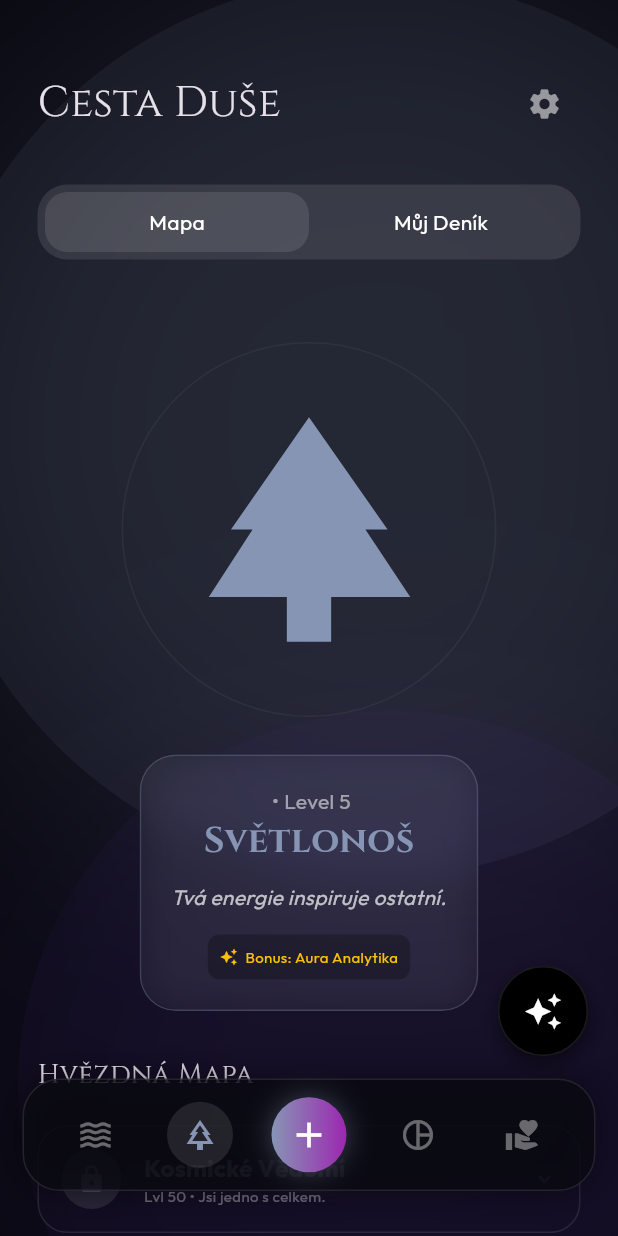
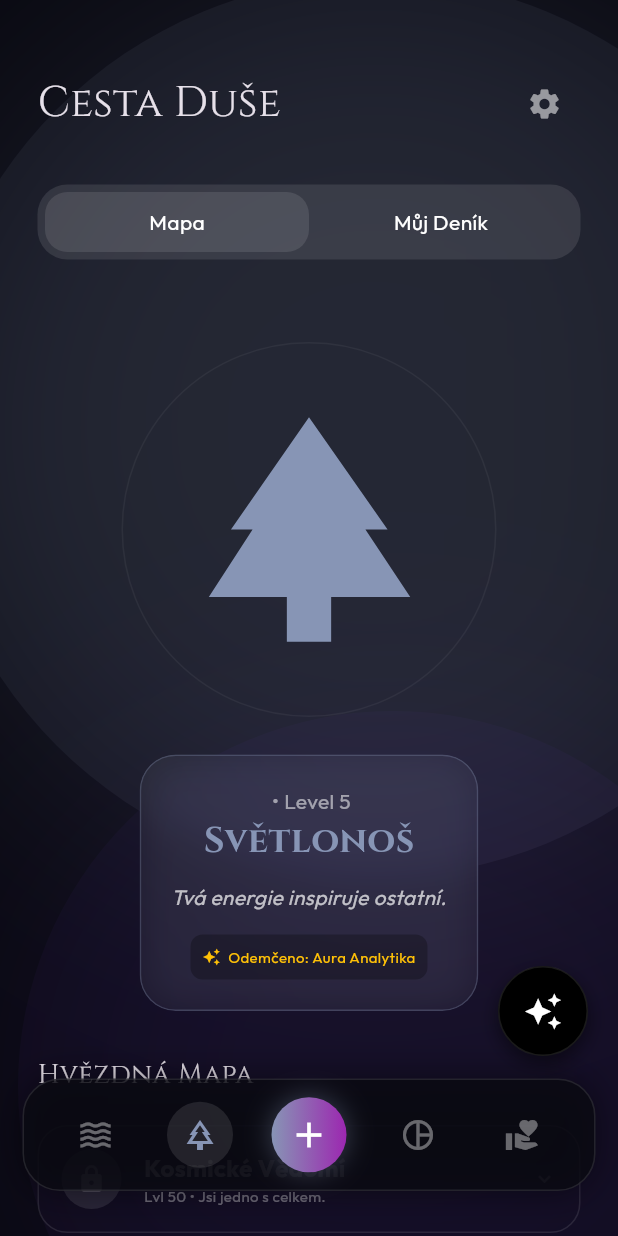
Before and after one commit to meagoah/Praya_MVP, a Flutter app: the MainLayout screen opened directly, after a tap on "SVĚTLONOŠ", on a phone screen of 412 x 824 dp. Run offline on Flutter 3.47's test engine with Material 3 defaults, Android fonts, the phone set to English and light mode, and no system bars; drawn by our look-alikes of flutter_animate; our stand-ins replace google_fonts; network calls fail.

Commit message:
Fix: Charity Button & Aura Button finally merged

```diff
--- a/lib/screens/app_screens.dart
+++ b/lib/screens/app_screens.dart
@@ -11,7 +11,7 @@ import '../providers/app_state.dart';
 import '../widgets/base_widgets.dart';
 import '../models/data_models.dart';
 import '../widgets/energy_button.dart';
-import '../widgets/charity_button.dart';
+import '../widgets/charity_button.dart'; // Tento soubor už máš, teď ho konečně použijeme!
 
 // --- 1. ROOT & ONBOARDING ---
 
@@ -131,10 +131,10 @@ class MainLayout extends StatelessWidget {
           const LivingBackground(),
           SafeArea(child: IndexedStack(index: state.navIndex, children: pages)),
 
-          if (MediaQuery.of(context).viewInsets.bottom == 0)
+          // Zobrazit Dock a Auru jen když není klávesnice (aby nezacláněly)
+          if (MediaQuery.of(context).viewInsets.bottom == 0) ...[
             Align(alignment: Alignment.bottomCenter, child: _buildAdvancedDock(context, state)),
 
-          if (MediaQuery.of(context).viewInsets.bottom == 0)
             Positioned(
               bottom: 120, right: 20,
               child: GestureDetector(
@@ -151,6 +151,7 @@ class MainLayout extends StatelessWidget {
                  .boxShadow(duration: 4000.ms, curve: Curves.easeInOutSine, begin: BoxShadow(color: state.moodColor.withValues(alpha: 0.0), blurRadius: 0, spreadRadius: 0), end: BoxShadow(color: state.moodColor.withValues(alpha: 0.6), blurRadius: 30, spreadRadius: 5)),
               ),
             )
+          ]
         ],
       ),
     );
@@ -233,11 +234,7 @@ class HomeFeedScreen extends StatelessWidget {
         Row(mainAxisAlignment: MainAxisAlignment.spaceBetween, children: [
           IconButton(icon: Icon(item.isSaved ? Icons.bookmark : Icons.bookmark_border, color: item.isSaved ? state.moodColor.withValues(alpha: 1.0) : Colors.white54), onPressed: () { state.toggleSave(item.id); ScaffoldMessenger.of(context).showSnackBar(SnackBar(content: Text(item.isSaved ? "Uloženo do Deníku" : "Odstraněno"))); }),
           IconButton(icon: const Icon(Icons.share, color: Colors.white54), onPressed: () => ScaffoldMessenger.of(context).showSnackBar(const SnackBar(content: Text("Sdílení...")))),
-          EnergyButton(
-            color: state.moodColor,
-            isCompleted: item.isLiked,
-            onComplete: () => state.dischargePrayer(item.id),
-          )
+          EnergyButton(color: state.moodColor, isCompleted: item.isLiked, onComplete: () => state.dischargePrayer(item.id))
         ])
       ])),
     );
@@ -279,19 +276,11 @@ class JourneyScreen extends StatelessWidget {
         GlassPanel(glow: true, child: Column(children: [
           Text("${state.nickname} • Level ${state.level}", style: GoogleFonts.outfit(color: Colors.white54)),
           Text(currentLvl.title, style: GoogleFonts.cinzel(fontSize: 24, fontWeight: FontWeight.bold, color: state.moodColor)),
-          const SizedBox(height: 10),
-          // ZDE BYLA CHYBA: description -> subtitle
-          Text(currentLvl.subtitle, textAlign: TextAlign.center, style: const TextStyle(color: Colors.white70, fontStyle: FontStyle.italic)),
-          const SizedBox(height: 15), Container(padding: const EdgeInsets.all(8), decoration: BoxDecoration(color: Colors.black26, borderRadius: BorderRadius.circular(8)), child: Row(mainAxisSize: MainAxisSize.min, children: [const Icon(Icons.auto_awesome, size: 12, color: Colors.amber), const SizedBox(width: 5), Text("Bonus: ${currentLvl.perk}", style: const TextStyle(fontSize: 10, color: Colors.amber))]))
+          const SizedBox(height: 10), Text(currentLvl.subtitle, textAlign: TextAlign.center, style: const TextStyle(color: Colors.white70, fontStyle: FontStyle.italic)),
+          const SizedBox(height: 15), Container(padding: const EdgeInsets.all(8), decoration: BoxDecoration(color: Colors.black26, borderRadius: BorderRadius.circular(8)), child: Row(mainAxisSize: MainAxisSize.min, children: [const Icon(Icons.auto_awesome, size: 12, color: Colors.amber), const SizedBox(width: 5), Text("Odemčeno: ${currentLvl.perk}", style: const TextStyle(fontSize: 10, color: Colors.amber))]))
         ])),
         const SizedBox(height: 30), Align(alignment: Alignment.centerLeft, child: Text("Hvězdná Mapa", style: GoogleFonts.cinzel(fontSize: 18))), const SizedBox(height: 20),
-        ...state.milestones.map((milestone) {
-          var data = state.getLevelData(milestone);
-          bool unlocked = state.level >= milestone;
-          bool isCurrent = state.level == milestone;
-          // Předáváme správně detailedDescription do description
-          return Column(children: [_ExpandableNode(lvl: milestone, title: data.title, subtitle: data.subtitle, description: data.detailedDescription, perk: data.perk, unlocked: unlocked, isCurrent: isCurrent, color: state.moodColor), if (milestone != 1) _buildLine(active: unlocked)]);
-        }), const SizedBox(height: 100)
+        ...state.milestones.map((milestone) { var data = state.getLevelData(milestone); bool unlocked = state.level >= milestone; bool isCurrent = state.level == milestone; return Column(children: [_ExpandableNode(lvl: milestone, title: data.title, subtitle: data.subtitle, description: data.detailedDescription, perk: data.perk, unlocked: unlocked, isCurrent: isCurrent, color: state.moodColor), if (milestone != 1) _buildLine(active: unlocked)]); }), const SizedBox(height: 100)
       ] else ...[
         if (state.savedPosts.isEmpty) const Padding(padding: EdgeInsets.only(top: 50), child: Text("Prázdný deník.", style: TextStyle(color: Colors.white38))),
         ...state.savedPosts.map((item) => Container(margin: const EdgeInsets.only(bottom: 15), child: GlassPanel(child: Column(crossAxisAlignment: CrossAxisAlignment.start, children: [
@@ -308,37 +297,23 @@ class JourneyScreen extends StatelessWidget {
   void _showEditProfileDialog(BuildContext context, AppState state) { TextEditingController nameCtrl = TextEditingController(text: state.nickname); FaithType tempFaith = state.faith; showDialog(context: context, builder: (ctx) => StatefulBuilder(builder: (context, setState) { return AlertDialog(backgroundColor: const Color(0xFF101015), title: const Text("Upravit", style: TextStyle(color: Colors.white)), content: Column(mainAxisSize: MainAxisSize.min, children: [TextField(controller: nameCtrl, style: const TextStyle(color: Colors.white), decoration: const InputDecoration(labelText: "Jméno", labelStyle: TextStyle(color: Colors.white54))), const SizedBox(height: 20), Wrap(spacing: 8, children: FaithType.values.map((f) { bool selected = tempFaith == f; return ChoiceChip(label: Text(f.toString().split('.').last.toUpperCase()), selected: selected, selectedColor: Colors.white, backgroundColor: Colors.black26, onSelected: (v) => setState(() => tempFaith = f)); }).toList())]), actions: [TextButton(onPressed: () { context.read<AppState>().updateProfile(nameCtrl.text, tempFaith); Navigator.pop(ctx); }, child: const Text("Uložit"))]); })); }
 }
 
-// --- ROZBALOVACÍ UZEL (PRIVÁTNÍ WIDGET) ---
+// --- EXPANDABLE NODE (PRIVÁTNÍ) ---
 class _ExpandableNode extends StatefulWidget {
-  final int lvl;
-  final String title;
-  final String subtitle;
-  final String description;
-  final String perk;
-  final bool unlocked;
-  final bool isCurrent;
-  final Color color;
-
+  final int lvl; final String title; final String subtitle; final String description; final String perk; final bool unlocked; final bool isCurrent; final Color color;
   const _ExpandableNode({required this.lvl, required this.title, required this.subtitle, required this.description, required this.perk, required this.unlocked, required this.isCurrent, required this.color});
-  @override
-  State<_ExpandableNode> createState() => _ExpandableNodeState();
+  @override State<_ExpandableNode> createState() => _ExpandableNodeState();
 }
-
 class _ExpandableNodeState extends State<_ExpandableNode> {
   bool isExpanded = false;
-  @override
-  Widget build(BuildContext context) {
-    return GestureDetector(
-      onTap: () { setState(() => isExpanded = !isExpanded); HapticFeedback.lightImpact(); },
-      child: AnimatedContainer(duration: 300.ms, padding: const EdgeInsets.all(15), decoration: BoxDecoration(color: isExpanded ? Colors.white.withValues(alpha: 0.08) : (widget.unlocked ? Colors.white.withValues(alpha: 0.03) : Colors.transparent), borderRadius: BorderRadius.circular(20), border: Border.all(color: widget.isCurrent ? widget.color : (widget.unlocked ? Colors.white24 : Colors.white10)), boxShadow: widget.isCurrent ? [BoxShadow(color: widget.color.withValues(alpha: 0.2), blurRadius: 15)] : []), child: Column(crossAxisAlignment: CrossAxisAlignment.start, children: [
+  @override Widget build(BuildContext context) {
+    return GestureDetector(onTap: () { setState(() => isExpanded = !isExpanded); HapticFeedback.lightImpact(); }, child: AnimatedContainer(duration: 300.ms, padding: const EdgeInsets.all(15), decoration: BoxDecoration(color: isExpanded ? Colors.white.withValues(alpha: 0.08) : (widget.unlocked ? Colors.white.withValues(alpha: 0.03) : Colors.transparent), borderRadius: BorderRadius.circular(20), border: Border.all(color: widget.isCurrent ? widget.color : (widget.unlocked ? Colors.white24 : Colors.white10)), boxShadow: widget.isCurrent ? [BoxShadow(color: widget.color.withValues(alpha: 0.2), blurRadius: 15)] : []), child: Column(crossAxisAlignment: CrossAxisAlignment.start, children: [
           Row(children: [Container(width: 40, height: 40, decoration: BoxDecoration(color: widget.unlocked ? widget.color : Colors.white10, shape: BoxShape.circle), child: Icon(widget.unlocked ? (widget.isCurrent ? Icons.place : Icons.check) : Icons.lock, color: widget.unlocked ? Colors.white : Colors.white24, size: 20)), const SizedBox(width: 15), Expanded(child: Column(crossAxisAlignment: CrossAxisAlignment.start, children: [Text(widget.title, style: TextStyle(color: widget.unlocked ? Colors.white : Colors.white38, fontWeight: FontWeight.bold, fontSize: 16)), Text("Lvl ${widget.lvl} • ${widget.subtitle}", maxLines: 1, overflow: TextOverflow.ellipsis, style: const TextStyle(color: Colors.white38, fontSize: 10))])), Icon(isExpanded ? Icons.expand_less : Icons.expand_more, color: Colors.white24, size: 16)]),
           AnimatedCrossFade(firstChild: const SizedBox.shrink(), secondChild: Column(crossAxisAlignment: CrossAxisAlignment.start, children: [const SizedBox(height: 15), const Divider(color: Colors.white10), const SizedBox(height: 10), Text(widget.description, style: const TextStyle(color: Colors.white70, height: 1.4, fontSize: 13)), const SizedBox(height: 15), Container(padding: const EdgeInsets.all(10), decoration: BoxDecoration(color: Colors.black26, borderRadius: BorderRadius.circular(10)), child: Row(children: [Icon(Icons.auto_awesome, size: 14, color: widget.color), const SizedBox(width: 10), Expanded(child: Text("Odměna: ${widget.perk}", style: TextStyle(color: widget.color, fontSize: 12, fontWeight: FontWeight.bold)))]))]), crossFadeState: isExpanded ? CrossFadeState.showSecond : CrossFadeState.showFirst, duration: 300.ms)
-      ])),
-    );
+      ])));
   }
 }
 
-// C. CREATE SCREEN
+// C. CREATE SCREEN (FIXED KEYBOARD PADDING)
 class CreateScreen extends StatefulWidget { const CreateScreen({super.key}); @override State<CreateScreen> createState() => _CreateScreenState(); }
 class _CreateScreenState extends State<CreateScreen> { double _stressVal = 5; final _ctrl = TextEditingController(); @override Widget build(BuildContext context) {
   return Scaffold(
@@ -406,7 +381,7 @@ class TrendChartPainter extends CustomPainter {
   @override bool shouldRepaint(covariant CustomPainter oldDelegate) => false;
 }
 
-// E. CHARITY SCREEN (S CHARITY BUTTON)
+// E. CHARITY SCREEN (S OPRAVENÝM TLAČÍTKEM)
 class CharityScreen extends StatelessWidget { const CharityScreen({super.key}); @override Widget build(BuildContext context) { var state = context.watch<AppState>(); return SingleChildScrollView(padding: const EdgeInsets.all(20), child: Column(children: [const SizedBox(height: 20), Text("Dopad", style: GoogleFonts.cinzel(fontSize: 28)), const SizedBox(height: 30),
         Container(padding: const EdgeInsets.all(25), decoration: BoxDecoration(gradient: const LinearGradient(colors: [Color(0xFF6C63FF), Color(0xFF00D2FF)]), borderRadius: BorderRadius.circular(25), boxShadow: [BoxShadow(color: const Color(0xFF00D2FF).withValues(alpha: 0.4), blurRadius: 20)]), child: Column(children: [
             Row(mainAxisAlignment: MainAxisAlignment.spaceBetween, children: [Column(crossAxisAlignment: CrossAxisAlignment.start, children: [const Text("Tvůj generovaný dopad", style: TextStyle(color: Colors.white70)), Text("${state.totalImpactMoney.toInt()} Kč", style: const TextStyle(fontSize: 32, fontWeight: FontWeight.bold))]), const Icon(Icons.volunteer_activism, size: 40, color: Colors.white)]),
@@ -415,8 +390,9 @@ class CharityScreen extends StatelessWidget { const CharityScreen({super.key});
         const SizedBox(height: 30), ...state.charityProjects.map((p) => Padding(padding: const EdgeInsets.only(bottom: 15), child: GlassPanel(child: Column(crossAxisAlignment: CrossAxisAlignment.start, children: [
             Row(mainAxisAlignment: MainAxisAlignment.spaceBetween, children: [Text(p.title, style: const TextStyle(fontWeight: FontWeight.bold, fontSize: 16)),
 
-            // --- CHARITY BUTTON ---
+            // --- ZDE JE TO TLAČÍTKO ---
             CharityButton(color: p.color, onTap: () => state.allocateCharity(p.title))
+            // -------------------------
 
             ]),
             const SizedBox(height: 5), Text(p.description, style: const TextStyle(color: Colors.white54, fontSize: 12)), const SizedBox(height: 15), LinearProgressIndicator(value: p.progress, backgroundColor: Colors.white10, color: p.color, minHeight: 8, borderRadius: BorderRadius.circular(5)), const SizedBox(height: 8), Row(mainAxisAlignment: MainAxisAlignment.spaceBetween, children: [Text("${(p.progress * 100).toInt()}%", style: TextStyle(color: p.color, fontWeight: FontWeight.bold)), Text(p.raised, style: const TextStyle(color: Colors.white38, fontSize: 12))])])))), const SizedBox(height: 100)]).animate().slideX()); } }
@@ -471,6 +447,7 @@ class _AuraModalState extends State<AuraModal> {
               child: Row(children: [
                 Expanded(child: Container(decoration: BoxDecoration(color: Colors.white.withValues(alpha: 0.05), borderRadius: BorderRadius.circular(25)), child: TextField(controller: _controller, textInputAction: TextInputAction.send, onSubmitted: (_) => _sendMessage(), style: const TextStyle(color: Colors.white), cursorColor: state.moodColor, maxLines: 4, minLines: 1, decoration: InputDecoration(hintText: "Napiš zprávu...", hintStyle: TextStyle(color: Colors.white.withValues(alpha: 0.3)), border: InputBorder.none, contentPadding: const EdgeInsets.symmetric(horizontal: 20, vertical: 12))))),
                 const SizedBox(width: 10),
+                // BAREVNÉ TLAČÍTKO (JISTOTA KLIKU)
                 GestureDetector(onTap: _sendMessage, child: Container(width: 48, height: 48, decoration: BoxDecoration(shape: BoxShape.circle, color: state.moodColor, boxShadow: [BoxShadow(color: state.moodColor.withValues(alpha: 0.5), blurRadius: 10)]), child: const Icon(Icons.arrow_upward, color: Colors.black, size: 24)))
               ])
             )
```
Also changed, not shown: 1 other file.
